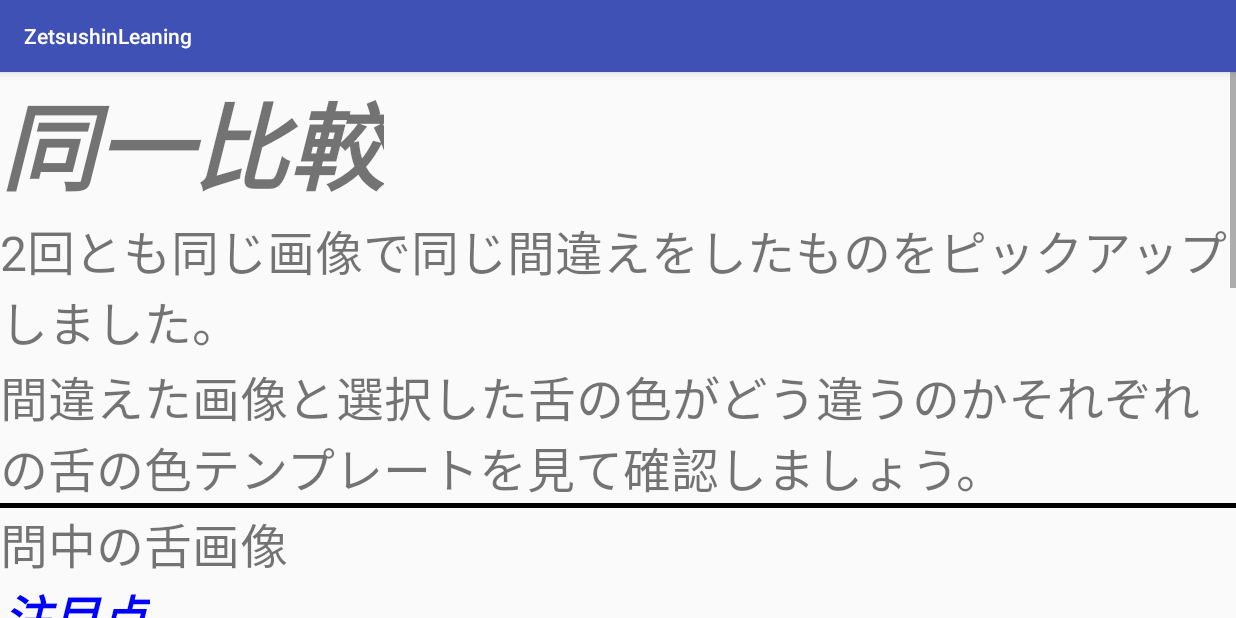
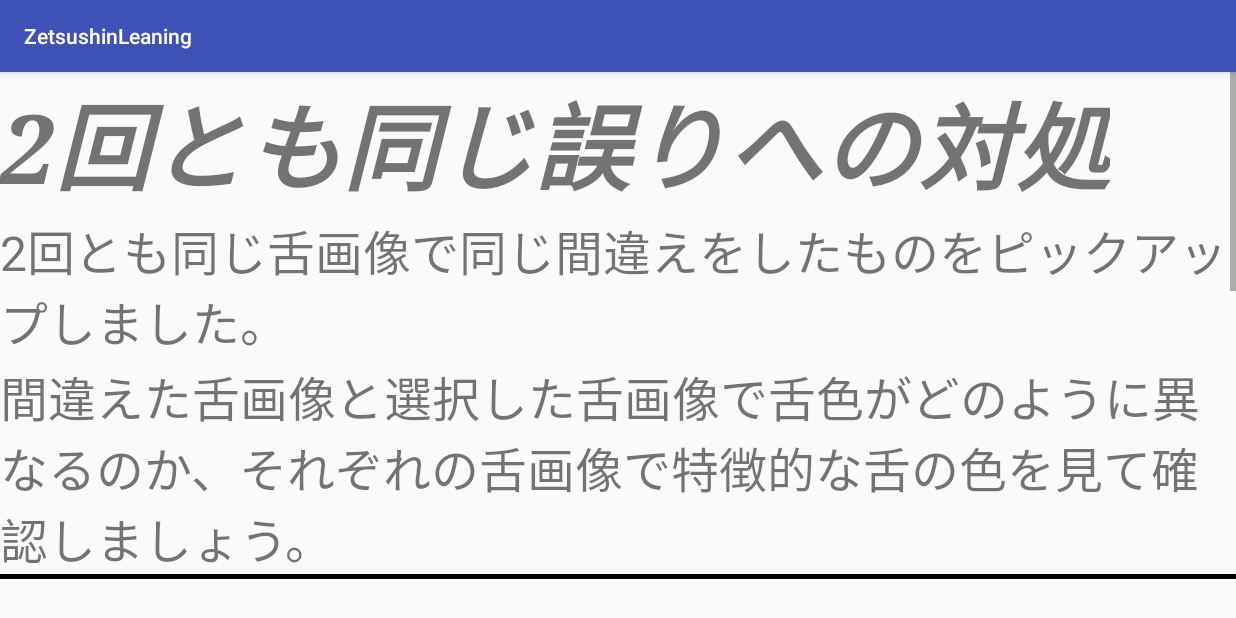
Before and after one commit to U50116/Zetsushin-e-Learning2, an Android app: the CommentActivity screen opened directly, with no data from a screen before it, on a phone screen of 824 x 412 dp (held sideways). Run offline under Robolectric (Android 15) with nearby library versions, the phone set to English and light mode, and no system bars; libraries missing offline, so code that uses them is left out: io.realm; 11 statements that could not run were skipped.

Commit message:
10/12修正

```diff
--- a/app/src/main/java/com/example/enpit_p33/zetsushinleaning/BetaActivity.kt
+++ b/app/src/main/java/com/example/enpit_p33/zetsushinleaning/BetaActivity.kt
@@ -77,7 +77,7 @@ class BetaActivity : AppCompatActivity() {
         inlinearLayout_1.orientation = LinearLayout.VERTICAL
 
         val title = TextView(this)
-        title.text = "テスト問題2"
+        title.text = "テスト問題R1"
         title.setTypeface(Typeface.create(Typeface.SERIF, Typeface.BOLD_ITALIC))
         title.textSize = 64.0f
         if (title.parent != null) {
--- a/app/src/main/java/com/example/enpit_p33/zetsushinleaning/CommentActivity.kt
+++ b/app/src/main/java/com/example/enpit_p33/zetsushinleaning/CommentActivity.kt
@@ -61,7 +61,7 @@ class CommentActivity : AppCompatActivity() {
         inlinearLayout_1.orientation = LinearLayout.VERTICAL
 
         val title = TextView(this)
-        title.text = "同一比較"
+        title.text = "2回とも同じ誤りへの対処"
         title.setTypeface(Typeface.create(Typeface.SERIF, Typeface.BOLD_ITALIC))
         title.textSize = 64.0f
         if (title.parent != null){
@@ -70,7 +70,7 @@ class CommentActivity : AppCompatActivity() {
         inlinearLayout_1.addView(title, param)
 
         val question_statement = TextView(this)
-        question_statement.text = "2回とも同じ画像で同じ間違えをしたものをピックアップしました。\n間違えた画像と選択した舌の色がどう違うのかそれぞれの舌の色テンプレートを見て確認しましょう。"
+        question_statement.text = "2回とも同じ舌画像で同じ間違えをしたものをピックアップしました。\n間違えた舌画像と選択した舌画像で舌色がどのように異なるのか、それぞれの舌画像で特徴的な舌の色を見て確認しましょう。"
         question_statement.textSize = 32.0f
         inlinearLayout_1.addView(question_statement, LinearLayout.LayoutParams(ViewGroup.LayoutParams.WRAP_CONTENT, ViewGroup.LayoutParams.WRAP_CONTENT))
 
@@ -89,11 +89,8 @@ class CommentActivity : AppCompatActivity() {
 
             inlinearLayout_2.addView(inlinearLayout_2_1, param)
 
-            val q_title = TextView(this)
-            q_title.text = "問中の舌画像"
-            q_title.textSize = 32.0f
-            q_title.gravity = Gravity.CENTER
-            inlinearLayout_2_1.addView(q_title, param)
+            val space_2_1 = Space(this)
+            inlinearLayout_2_1.addView(space_2_1, LinearLayout.LayoutParams(100, 50))
 
             val inlinearLayout_3 = LinearLayout(this)
             inlinearLayout_3.orientation = LinearLayout.HORIZONTAL
@@ -102,21 +99,24 @@ class CommentActivity : AppCompatActivity() {
             inlinearLayout_3_1.orientation = LinearLayout.VERTICAL
 
             val state_1 = TextView(this)
-            state_1.text = "誤解答した画像" + "「" + color[miss[num].substring(0,1).toInt() - 1] + "」"
+            state_1.text = "問中の舌画像\n誤解答した画像" + "「" + color[miss[num].substring(0,1).toInt() - 1] + "」"
             state_1.textSize = 32.0f
             state_1.gravity = Gravity.CENTER
             inlinearLayout_3_1.addView(state_1, LinearLayout.LayoutParams(ViewGroup.LayoutParams.MATCH_PARENT, WC))
 
             val r_1 = resources.getIdentifier("q" + miss[num], "drawable", packageName) //drawableの画像指定
             val imageView_1 = ImageView(this)
-            imageView_1.setImageResource(r_1) //imageViewに画像設定
-            imageView_1.background = back
-            inlinearLayout_3_1.addView(imageView_1, param)
+            imageView_1.setImageResource(r_1)
+            imageView_1.background
+            inlinearLayout_3_1.addView(imageView_1,param)
 
             inlinearLayout_3.addView(inlinearLayout_3_1, param)
 
             val inlinearLayout_3_2 = LinearLayout(this)
             inlinearLayout_3_2.orientation = LinearLayout.VERTICAL
+
+            val space_3_2_1 = Space(this)
+            inlinearLayout_3_2.addView(space_3_2_1, LinearLayout.LayoutParams(ViewGroup.LayoutParams.MATCH_PARENT, 100))
 
             val text_1 = TextView(this)
             text_1.text = "注目点"
@@ -137,10 +137,10 @@ class CommentActivity : AppCompatActivity() {
             inlinearLayout_3_3.orientation = LinearLayout.VERTICAL
 
             val state_2 = TextView(this)
-            state_2.text = "マーキング画像"
+            state_2.text = "  \n特徴的な色を表示した舌"
             state_2.textSize = 32.0f
             state_2.gravity = Gravity.CENTER
-            inlinearLayout_3_3.addView(state_2, LinearLayout.LayoutParams(ViewGroup.LayoutParams.MATCH_PARENT, WC))
+            inlinearLayout_3_3.addView(state_2, LinearLayout.LayoutParams(WC, WC))
 
             val imageView_3 = ImageView(this)
             val r_3 = resources.getIdentifier("m" + miss[num] + "_" + real[miss_ans[num]] , "drawable", packageName) //drawableの画像指
@@ -159,7 +159,7 @@ class CommentActivity : AppCompatActivity() {
             val space_3_2 = Space(this)
             inlinearLayout_3_4.addView(space_3_2, LinearLayout.LayoutParams(100, 50))
 
-            val r_4 = resources.getIdentifier("t" + (num+1) + "_1", "drawable", packageName) //drawableの画像指定
+            val r_4 = resources.getIdentifier("t" + real[color[miss[num].substring(0,1).toInt() - 1]] + "_" + real[miss_ans[num]], "drawable", packageName) //drawableの画像指定
             val imageView_4 = ImageView(this)
             imageView_4.setImageResource(r_4) //imageViewに画像設定
             inlinearLayout_3_4.addView(imageView_4, param)
@@ -189,6 +189,9 @@ class CommentActivity : AppCompatActivity() {
             val inlinearLayout_4_2 = LinearLayout(this)
             inlinearLayout_4_2.orientation = LinearLayout.VERTICAL
 
+            val space_4_2_1 = Space(this)
+            inlinearLayout_4_2.addView(space_4_2_1, LinearLayout.LayoutParams(ViewGroup.LayoutParams.MATCH_PARENT, 100))
+
             val text_2 = TextView(this)
             text_2.text = "注目点"
             text_2.setTextColor(Color.BLUE)
@@ -208,10 +211,10 @@ class CommentActivity : AppCompatActivity() {
             inlinearLayout_4_3.orientation = LinearLayout.VERTICAL
 
             val state_4 = TextView(this)
-            state_4.text = "マーキング画像"
+            state_4.text = "  \n特徴的な色を表示した舌"
             state_4.textSize = 32.0f
             state_4.gravity = Gravity.CENTER
-            inlinearLayout_4_3.addView(state_4, LinearLayout.LayoutParams(ViewGroup.LayoutParams.MATCH_PARENT, WC))
+            inlinearLayout_4_3.addView(state_4, LinearLayout.LayoutParams(WC, WC))
 
             val r_7 = resources.getIdentifier( "m" + real[miss_ans[num]]+ "_" + miss[num], "drawable", packageName) //drawableの画像指定
             val imageView_7 = ImageView(this)
@@ -230,7 +233,7 @@ class CommentActivity : AppCompatActivity() {
             val space_4_2 = Space(this)
             inlinearLayout_4_4.addView(space_4_2, LinearLayout.LayoutParams(100, 50))
 
-            val r_8 = resources.getIdentifier("t" + (num+1) + "_2", "drawable", packageName) //drawableの画像指定
+            val r_8 = resources.getIdentifier("t" + real[miss_ans[num]] + "_" + real[color[miss[num].substring(0,1).toInt() - 1]], "drawable", packageName) //drawableの画像指定
             val imageView_8 = ImageView(this)
             imageView_8.setImageResource(r_8) //imageViewに画像設定
             inlinearLayout_4_4.addView(imageView_8, param)
@@ -239,6 +242,10 @@ class CommentActivity : AppCompatActivity() {
 
             linearLayout.addView(inlinearLayout_2, param)
             linearLayout.addView(inlinearLayout_3, param)
+
+            val space_1 = Space(this)
+            linearLayout.addView(space_1, LinearLayout.LayoutParams(100, 50))
+
             linearLayout.addView(inlinearLayout_4, param)
 
             val separate_2 = View(this)
```
Also changed, not shown: app/src/main/java/com/example/enpit_p33/zetsushinleaning/ResultActivity.kt (+20 -10 lines), app/src/main/res/drawable/t1_1_2_1.png (added), app/src/main/res/drawable/t2_1_1_1.png (added), app/src/main/res/drawable/t2_1_3_1.png (added), app/src/main/res/drawable/t3_1_2_1.png (added).
